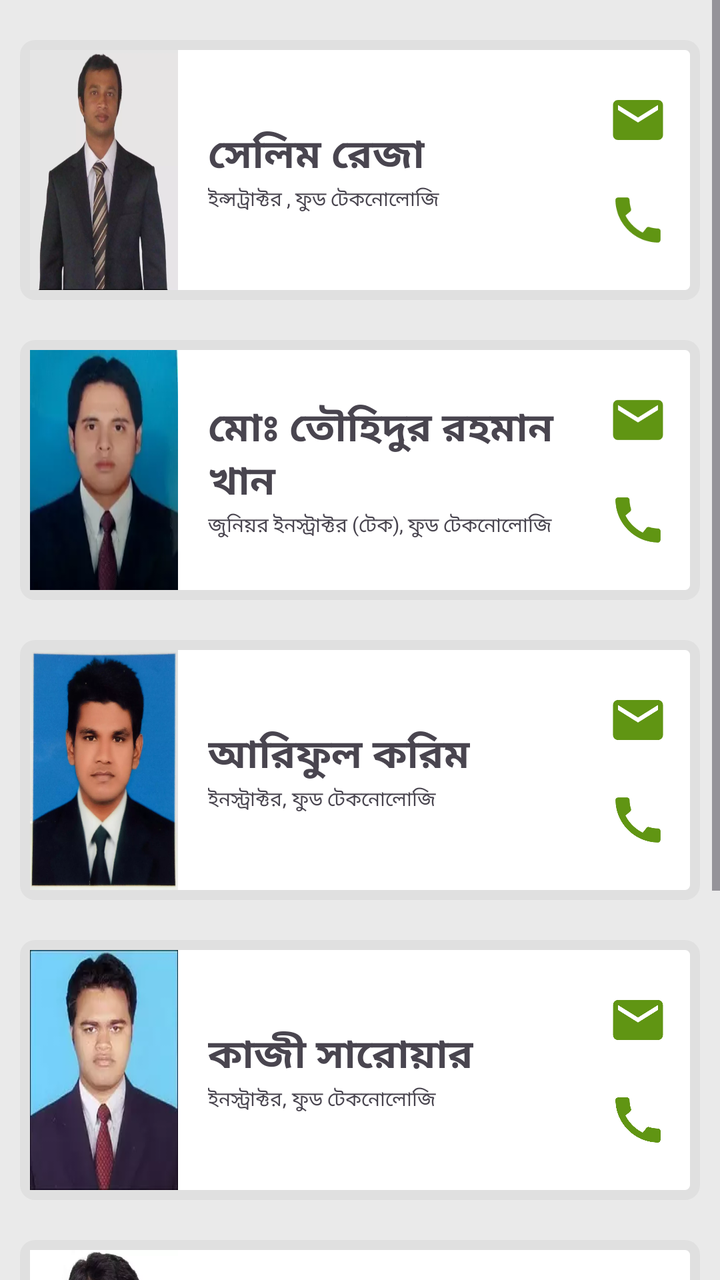
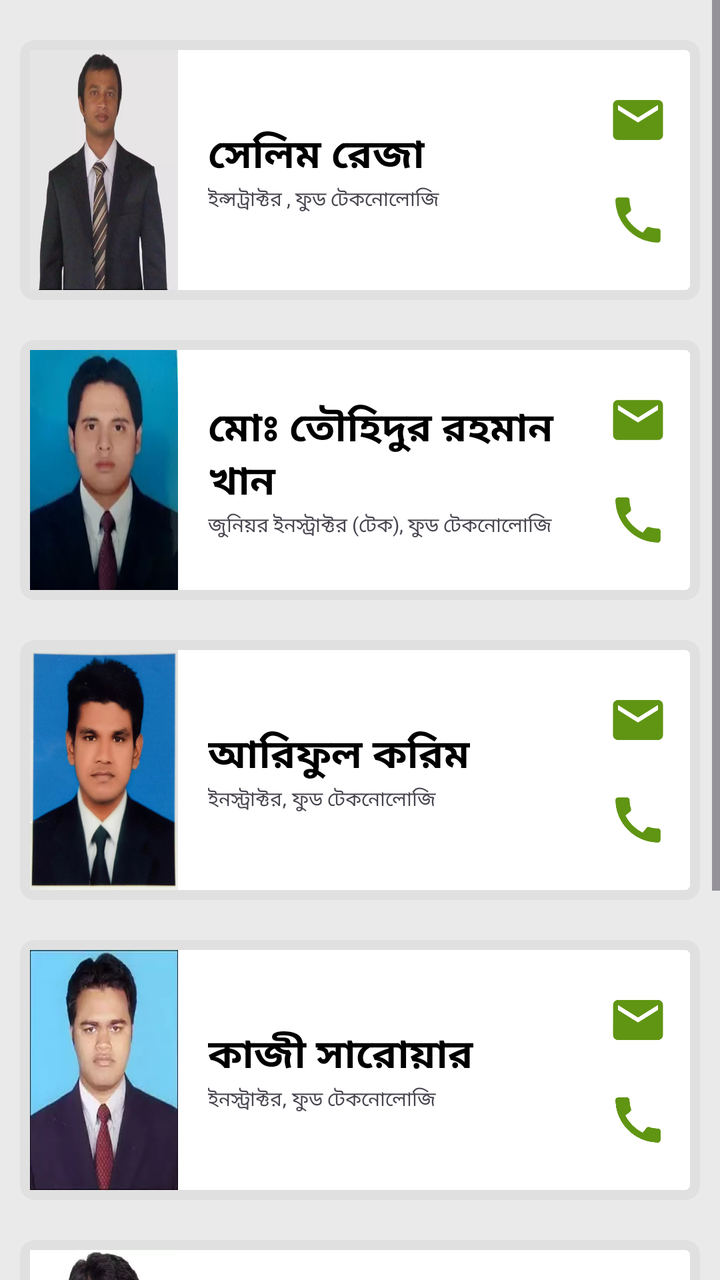

The first picture is an Android layout as it rendered before a commit; the second is the same layout after the commit. The layout source and the unified diff follow.
<!-- AndroidManifest.xml: application theme Theme.CBPI -->
<!-- res/layout/activity_food_department.xml -->
<?xml version="1.0" encoding="utf-8"?>
<ScrollView xmlns:android="http://schemas.android.com/apk/res/android"
    xmlns:app="http://schemas.android.com/apk/res-auto"
    xmlns:tools="http://schemas.android.com/tools"
    android:layout_width="match_parent"
    android:layout_height="wrap_content"
    tools:context=".FoodDepartment"
    android:background="#EAEAEA">
    <LinearLayout
        android:layout_width="match_parent"
        android:layout_height="wrap_content"
        android:orientation="vertical"
        android:padding="10sp">
        <LinearLayout
            android:layout_width="match_parent"
            android:layout_height="wrap_content"
            android:orientation="horizontal"
            android:padding="5sp"
            android:weightSum="100"
            android:background="@drawable/teachercardback"
            android:layout_marginTop="10sp"
            android:layout_marginBottom="10sp">
            <ImageView
                android:layout_width="80sp"
                android:layout_height="120sp"
                android:src="@drawable/selimsir"
                android:layout_weight="20"
                android:scaleType="fitXY"/>
            <LinearLayout
                android:layout_width="220sp"
                android:layout_height="wrap_content"
                android:orientation="vertical"
                android:layout_weight="50"
                android:layout_gravity="center"
                android:paddingLeft="15sp">
                <TextView
                    android:layout_width="wrap_content"
                    android:layout_height="wrap_content"
                    android:text="সেলিম রেজা"
                    android:textStyle="bold"
                    android:textSize="20sp"/>
                <TextView
                    android:layout_width="wrap_content"
                    android:layout_height="wrap_content"
                    android:text="ইন্সট্রাক্টর , ফুড টেকনোলোজি"
                    android:textSize="10sp"/>
            </LinearLayout>
            <LinearLayout
                android:layout_width="wrap_content"
                android:layout_height="wrap_content"
                android:orientation="vertical"
                android:layout_weight="30"
                android:layout_gravity="center"
                android:paddingRight="10sp">
                <ImageView
                    android:id="@+id/foodMail1"
                    android:layout_width="30sp"
                    android:layout_height="30sp"
                    android:src="@drawable/baseline_email_24"
                    android:layout_margin="10sp"/>
                <ImageView
                    android:id="@+id/foodCall1"
                    android:layout_width="30sp"
                    android:layout_height="30sp"
                    android:src="@drawable/baseline_call_24"
                    android:layout_margin="10sp"/>
            </LinearLayout>
        </LinearLayout>
        <LinearLayout
            android:layout_width="match_parent"
            android:layout_height="wrap_content"
            android:orientation="horizontal"
            android:padding="5sp"
            android:weightSum="100"
            android:background="@drawable/teachercardback"
            android:layout_marginTop="10sp"
            android:layout_marginBottom="10sp">
            <ImageView
                android:layout_width="80sp"
                android:layout_height="120sp"
                android:src="@drawable/towhidsir"
                android:layout_weight="20"
                android:scaleType="fitXY"/>
            <LinearLayout
                android:layout_width="220sp"
                android:layout_height="wrap_content"
                android:orientation="vertical"
                android:layout_weight="50"
                android:layout_gravity="center"
                android:paddingLeft="15sp">
                <TextView
                    android:layout_width="wrap_content"
                    android:layout_height="wrap_content"
                    android:text="মোঃ তৌহিদুর রহমান খান"
                    android:textStyle="bold"
                    android:textSize="20sp"/>
                <TextView
                    android:layout_width="wrap_content"
                    android:layout_height="wrap_content"
                    android:text="জুনিয়র ইনস্ট্রাক্টর (টেক), ফুড টেকনোলোজি"
                    android:textSize="10sp"/>

            </LinearLayout>
            <LinearLayout
                android:layout_width="wrap_content"
                android:layout_height="wrap_content"
                android:orientation="vertical"
                android:layout_weight="30"
                android:layout_gravity="center"
                android:paddingRight="10sp">
                <ImageView
                    android:id="@+id/foodMail2"
                    android:layout_width="30sp"
                    android:layout_height="30sp"
                    android:src="@drawable/baseline_email_24"
                    android:layout_margin="10sp"/>
                <ImageView
                    android:id="@+id/foodCall2"
                    android:layout_width="30sp"
                    android:layout_height="30sp"
                    android:src="@drawable/baseline_call_24"
                    android:layout_margin="10sp"/>
            </LinearLayout>
        </LinearLayout>
        <LinearLayout
            android:layout_width="match_parent"
            android:layout_height="wrap_content"
            android:orientation="horizontal"
            android:padding="5sp"
            android:weightSum="100"
            android:background="@drawable/teachercardback"
            android:layout_marginTop="10sp"
            android:layout_marginBottom="10sp">
            <ImageView
                android:layout_width="80sp"
                android:layout_height="120sp"
                android:src="@drawable/arifulsir"
                android:layout_weight="20"
                android:scaleType="fitXY"/>
            <LinearLayout
                android:layout_width="220sp"
                android:layout_height="wrap_content"
                android:orientation="vertical"
                android:layout_weight="50"
                android:layout_gravity="center"
                android:paddingLeft="15sp">
                <TextView
                    android:layout_width="wrap_content"
                    android:layout_height="wrap_content"
                    android:text="আরিফুল করিম"
                    android:textStyle="bold"
                    android:textSize="20sp"/>
                <TextView
                    android:layout_width="wrap_content"
                    android:layout_height="wrap_content"
                    android:text="ইনস্ট্রাক্টর, ফুড টেকনোলোজি"
                    android:textSize="10sp"/>
            </LinearLayout>
            <LinearLayout
                android:layout_width="wrap_content"
                android:layout_height="wrap_content"
                android:orientation="vertical"
                android:layout_weight="30"
                android:layout_gravity="center"
                android:paddingRight="10sp">
                <ImageView
                    android:id="@+id/foodMail3"
                    android:layout_width="30sp"
                    android:layout_height="30sp"
                    android:src="@drawable/baseline_email_24"
                    android:layout_margin="10sp"/>
                <ImageView
                    android:id="@+id/foodCall3"
                    android:layout_width="30sp"
                    android:layout_height="30sp"
                    android:src="@drawable/baseline_call_24"
                    android:layout_margin="10sp"/>
            </LinearLayout>
        </LinearLayout>
        <LinearLayout
            android:layout_width="match_parent"
            android:layout_height="wrap_content"
            android:orientation="horizontal"
            android:padding="5sp"
            android:weightSum="100"
            android:background="@drawable/teachercardback"
            android:layout_marginTop="10sp"
            android:layout_marginBottom="10sp">
            <ImageView
                android:layout_width="80sp"
                android:layout_height="120sp"
                android:src="@drawable/sorowarsir"
                android:layout_weight="20"
                android:scaleType="fitXY"/>
            <LinearLayout
                android:layout_width="220sp"
                android:layout_height="wrap_content"
                android:orientation="vertical"
                android:layout_weight="50"
                android:layout_gravity="center"
                android:paddingLeft="15sp">
                <TextView
                    android:layout_width="wrap_content"
                    android:layout_height="wrap_content"
                    android:text="কাজী সারোয়ার"
                    android:textStyle="bold"
                    android:textSize="20sp"/>
                <TextView
                    android:layout_width="wrap_content"
                    android:layout_height="wrap_content"
                    android:text="ইনস্ট্রাক্টর, ফুড টেকনোলোজি"
                    android:textSize="10sp"/>
            </LinearLayout>
            <LinearLayout
                android:layout_width="wrap_content"
                android:layout_height="wrap_content"
                android:orientation="vertical"
                android:layout_weight="30"
                android:layout_gravity="center"
                android:paddingRight="10sp">
                <ImageView
                    android:id="@+id/foodMail4"
                    android:layout_width="30sp"
                    android:layout_height="30sp"
                    android:src="@drawable/baseline_email_24"
                    android:layout_margin="10sp"/>
                <ImageView
                    android:id="@+id/foodCall4"
                    android:layout_width="30sp"
                    android:layout_height="30sp"
                    android:src="@drawable/baseline_call_24"
                    android:layout_margin="10sp"/>
            </LinearLayout>
        </LinearLayout>
        <LinearLayout
            android:layout_width="match_parent"
            android:layout_height="wrap_content"
            android:orientation="horizontal"
            android:padding="5sp"
            android:weightSum="100"
            android:background="@drawable/teachercardback"
            android:layout_marginTop="10sp"
            android:layout_marginBottom="10sp">
            <ImageView
                android:layout_width="80sp"
                android:layout_height="120sp"
                android:src="@drawable/mehedisir"
                android:layout_weight="20"
                android:scaleType="fitXY"/>
            <LinearLayout
                android:layout_width="220sp"
                android:layout_height="wrap_content"
                android:orientation="vertical"
                android:layout_weight="50"
                android:layout_gravity="center"
                android:paddingLeft="15sp">
                <TextView
                    android:layout_width="wrap_content"
                    android:layout_height="wrap_content"
                    android:text="মেহেদী হাসান"
                    android:textStyle="bold"
                    android:textSize="20sp"/>
                <TextView
                    android:layout_width="wrap_content"
                    android:layout_height="wrap_content"
                    android:text="জুনিয়র ইনস্ট্রাক্টর, ফুড টেকনোলোজি"
                    android:textSize="10sp"/>
            </LinearLayout>
            <LinearLayout
                android:layout_width="wrap_content"
                android:layout_height="wrap_content"
                android:orientation="vertical"
                android:layout_weight="30"
                android:layout_gravity="center"
                android:paddingRight="10sp">
                <ImageView
                    android:id="@+id/foodMail5"
                    android:layout_width="30sp"
                    android:layout_height="30sp"
                    android:src="@drawable/baseline_email_24"
                    android:layout_margin="10sp"/>
                <ImageView
                    android:id="@+id/foodCall5"
                    android:layout_width="30sp"
                    android:layout_height="30sp"
                    android:src="@drawable/baseline_call_24"
                    android:layout_margin="10sp"/>
            </LinearLayout>
        </LinearLayout>
        <LinearLayout
            android:layout_width="match_parent"
            android:layout_height="wrap_content"
            android:orientation="horizontal"
            android:padding="5sp"
            android:weightSum="100"
            android:background="@drawable/teachercardback"
            android:layout_marginTop="10sp"
            android:layout_marginBottom="10sp">
            <ImageView
                android:layout_width="80sp"
                android:layout_height="120sp"
                android:src="@drawable/nesersir"
                android:layout_weight="20"
                android:scaleType="fitXY"/>
            <LinearLayout
                android:layout_width="220sp"
                android:layout_height="wrap_content"
                android:orientation="vertical"
                android:layout_weight="50"
                android:layout_gravity="center"
                android:paddingLeft="15sp">
                <TextView
                    android:layout_width="wrap_content"
                    android:layout_height="wrap_content"
                    android:text="মোঃ নেছার উদ্দিন"
                    android:textStyle="bold"
                    android:textSize="20sp"/>
                <TextView
                    android:layout_width="wrap_content"
                    android:layout_height="wrap_content"
                    android:text="জুনিয়র ইনস্ট্রাক্টর, ফুড টেকনোলোজি"
                    android:textSize="10sp"/>
            </LinearLayout>
            <LinearLayout
                android:layout_width="wrap_content"
                android:layout_height="wrap_content"
                android:orientation="vertical"
                android:layout_weight="30"
                android:layout_gravity="center"
                android:paddingRight="10sp">
                <ImageView
                    android:id="@+id/foodMail6"
                    android:layout_width="30sp"
                    android:layout_height="30sp"
                    android:src="@drawable/baseline_email_24"
                    android:layout_margin="10sp"/>
                <ImageView
                    android:id="@+id/foodCall6"
                    android:layout_width="30sp"
                    android:layout_height="30sp"
                    android:src="@drawable/baseline_call_24"
                    android:layout_margin="10sp"/>
            </LinearLayout>
        </LinearLayout>


    </LinearLayout>
</ScrollView>
<!-- resources referenced by this layout -->
<resources>
  <!-- drawable arifulsir: webp bitmap (drawable, 31528 bytes) -->
  <!-- drawable baseline_call_24 (drawable) -->
  <vector android:height="24dp" android:tint="#609513"
      android:viewportHeight="24" android:viewportWidth="24"
      android:width="24dp" xmlns:android="http://schemas.android.com/apk/res/android">
      <path android:fillColor="@android:color/white" android:pathData="M20.01,15.38c-1.23,0 -2.42,-0.2 -3.53,-0.56 -0.35,-0.12 -0.74,-0.03 -1.01,0.24l-1.57,1.97c-2.83,-1.35 -5.48,-3.9 -6.89,-6.83l1.95,-1.66c0.27,-0.28 0.35,-0.67 0.24,-1.02 -0.37,-1.11 -0.56,-2.3 -0.56,-3.53 0,-0.54 -0.45,-0.99 -0.99,-0.99H4.19C3.65,3 3,3.24 3,3.99 3,13.28 10.73,21 20.01,21c0.71,0 0.99,-0.63 0.99,-1.18v-3.45c0,-0.54 -0.45,-0.99 -0.99,-0.99z"/>
  </vector>
  <!-- drawable baseline_email_24 (drawable) -->
  <vector android:height="24dp" android:tint="#609513"
      android:viewportHeight="24" android:viewportWidth="24"
      android:width="24dp" xmlns:android="http://schemas.android.com/apk/res/android">
      <path android:fillColor="@android:color/white" android:pathData="M20,4L4,4c-1.1,0 -1.99,0.9 -1.99,2L2,18c0,1.1 0.9,2 2,2h16c1.1,0 2,-0.9 2,-2L22,6c0,-1.1 -0.9,-2 -2,-2zM20,8l-8,5 -8,-5L4,6l8,5 8,-5v2z"/>
  </vector>
  <!-- drawable mehedisir: webp bitmap (drawable, 16014 bytes) -->
  <!-- drawable nesersir: webp bitmap (drawable, 2064 bytes) -->
  <!-- drawable selimsir: webp bitmap (drawable, 21822 bytes) -->
  <!-- drawable sorowarsir: webp bitmap (drawable, 3466 bytes) -->
  <!-- drawable teachercardback (drawable) -->
  <?xml version="1.0" encoding="utf-8"?>
  <shape xmlns:android="http://schemas.android.com/apk/res/android">
      <solid android:color="@color/white"/>
      <corners android:radius="5sp"/>
      <stroke android:color="#E0E0E0"/>
      <stroke android:width="5sp"/>
  </shape>
  <!-- drawable towhidsir: webp bitmap (drawable, 3804 bytes) -->
  <style name="Theme.CBPI" parent="Base.Theme.CBPI" />
  <color name="white">#FFFFFFFF</color>
  <style name="Base.Theme.CBPI" parent="Theme.Material3.DayNight">
          <item name="android:statusBarColor">@color/Green</item>
          <item name="titleTextColor">@color/white</item>
          <item name="actionOverflowButtonStyle">@style/Threedots</item>
          
          
          <item name="android:windowAnimationStyle">@style/CustomActivityAnimation</item>
      </style>
  <color name="Green">#609513</color>
  <style name="Threedots" parent="Widget.AppCompat.ActionButton.Overflow">
          <item name="tint">@color/white</item>
      </style>
  <style name="CustomActivityAnimation" parent="@android:style/Animation.Activity">
          <item name="android:activityOpenEnterAnimation">@anim/slide_in_right</item>
          <item name="android:activityOpenExitAnimation">@anim/slide_out_left</item>
          <item name="android:activityCloseEnterAnimation">@anim/slide_in_left</item>
          <item name="android:activityCloseExitAnimation">@anim/slide_out_right</item>
      </style>
</resources>

<!-- the commit's change to res/layout/activity_food_department.xml (unified diff, before → after) -->
@@ -5,7 +5,7 @@
     android:layout_width="match_parent"
     android:layout_height="wrap_content"
     tools:context=".FoodDepartment"
-    android:background="#EAEAEA">
+    style="@style/GrayBg">
     <LinearLayout
         android:layout_width="match_parent"
         android:layout_height="wrap_content"
@@ -17,7 +17,7 @@
             android:orientation="horizontal"
             android:padding="5sp"
             android:weightSum="100"
-            android:background="@drawable/teachercardback"
+            style="@style/TeacherCardBack"
             android:layout_marginTop="10sp"
             android:layout_marginBottom="10sp">
             <ImageView
@@ -38,7 +38,8 @@
                     android:layout_height="wrap_content"
                     android:text="সেলিম রেজা"
                     android:textStyle="bold"
-                    android:textSize="20sp"/>
+                    android:textSize="20sp"
+style="@style/Text"/>
                 <TextView
                     android:layout_width="wrap_content"
                     android:layout_height="wrap_content"
@@ -72,7 +73,7 @@
             android:orientation="horizontal"
             android:padding="5sp"
             android:weightSum="100"
-            android:background="@drawable/teachercardback"
+            style="@style/TeacherCardBack"
             android:layout_marginTop="10sp"
             android:layout_marginBottom="10sp">
             <ImageView
@@ -93,7 +94,8 @@
                     android:layout_height="wrap_content"
                     android:text="মোঃ তৌহিদুর রহমান খান"
                     android:textStyle="bold"
-                    android:textSize="20sp"/>
+                    android:textSize="20sp"
+style="@style/Text"/>
                 <TextView
                     android:layout_width="wrap_content"
                     android:layout_height="wrap_content"
@@ -128,7 +130,7 @@
             android:orientation="horizontal"
             android:padding="5sp"
             android:weightSum="100"
-            android:background="@drawable/teachercardback"
+            style="@style/TeacherCardBack"
             android:layout_marginTop="10sp"
             android:layout_marginBottom="10sp">
             <ImageView
@@ -149,7 +151,8 @@
                     android:layout_height="wrap_content"
                     android:text="আরিফুল করিম"
                     android:textStyle="bold"
-                    android:textSize="20sp"/>
+                    android:textSize="20sp"
+style="@style/Text"/>
                 <TextView
                     android:layout_width="wrap_content"
                     android:layout_height="wrap_content"
@@ -183,7 +186,7 @@
             android:orientation="horizontal"
             android:padding="5sp"
             android:weightSum="100"
-            android:background="@drawable/teachercardback"
+            style="@style/TeacherCardBack"
             android:layout_marginTop="10sp"
             android:layout_marginBottom="10sp">
             <ImageView
@@ -204,7 +207,8 @@
                     android:layout_height="wrap_content"
                     android:text="কাজী সারোয়ার"
                     android:textStyle="bold"
-                    android:textSize="20sp"/>
+                    android:textSize="20sp"
+style="@style/Text"/>
                 <TextView
                     android:layout_width="wrap_content"
                     android:layout_height="wrap_content"
@@ -238,7 +242,7 @@
             android:orientation="horizontal"
             android:padding="5sp"
             android:weightSum="100"
-            android:background="@drawable/teachercardback"
+            style="@style/TeacherCardBack"
             android:layout_marginTop="10sp"
             android:layout_marginBottom="10sp">
             <ImageView
@@ -259,7 +263,8 @@
                     android:layout_height="wrap_content"
                     android:text="মেহেদী হাসান"
                     android:textStyle="bold"
-                    android:textSize="20sp"/>
+                    android:textSize="20sp"
+style="@style/Text"/>
                 <TextView
                     android:layout_width="wrap_content"
                     android:layout_height="wrap_content"
@@ -293,7 +298,7 @@
             android:orientation="horizontal"
             android:padding="5sp"
             android:weightSum="100"
-            android:background="@drawable/teachercardback"
+            style="@style/TeacherCardBack"
             android:layout_marginTop="10sp"
             android:layout_marginBottom="10sp">
             <ImageView
@@ -314,7 +319,8 @@
                     android:layout_height="wrap_content"
                     android:text="মোঃ নেছার উদ্দিন"
                     android:textStyle="bold"
-                    android:textSize="20sp"/>
+                    android:textSize="20sp"
+style="@style/Text"/>
                 <TextView
                     android:layout_width="wrap_content"
                     android:layout_height="wrap_content"
<!-- resource entries referenced after the edit -->
@@ -25,7 +25,17 @@
       <stroke android:color="#E0E0E0"/>
       <stroke android:width="5sp"/>
   </shape>
+  <color name="black">#FF000000</color>
   <!-- drawable towhidsir: webp bitmap (drawable, 3804 bytes) -->
+  <style name="GrayBg">
+          <item name="android:background">#EAEAEA</item>
+      </style>
+  <style name="TeacherCardBack">
+          <item name="android:background">@drawable/teachercardback</item>
+      </style>
+  <style name="Text">
+          <item name="android:textColor">@color/black</item>
+      </style>
   <style name="Theme.CBPI" parent="Base.Theme.CBPI" />
   <color name="white">#FFFFFFFF</color>
   <style name="Base.Theme.CBPI" parent="Theme.Material3.DayNight">
